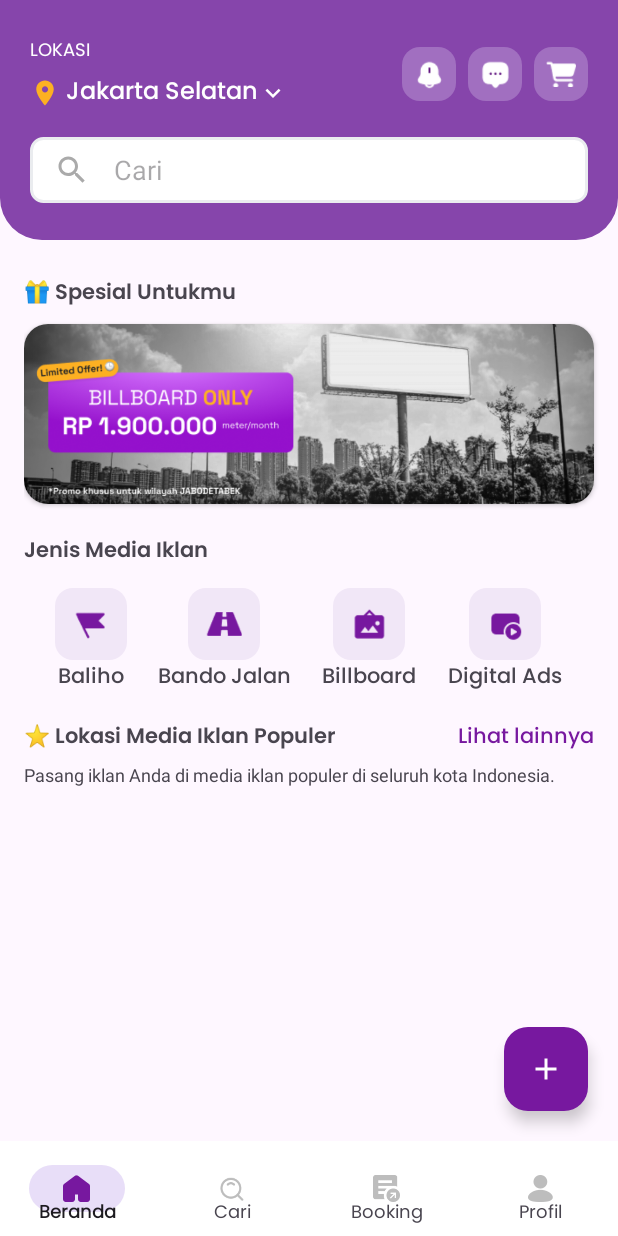
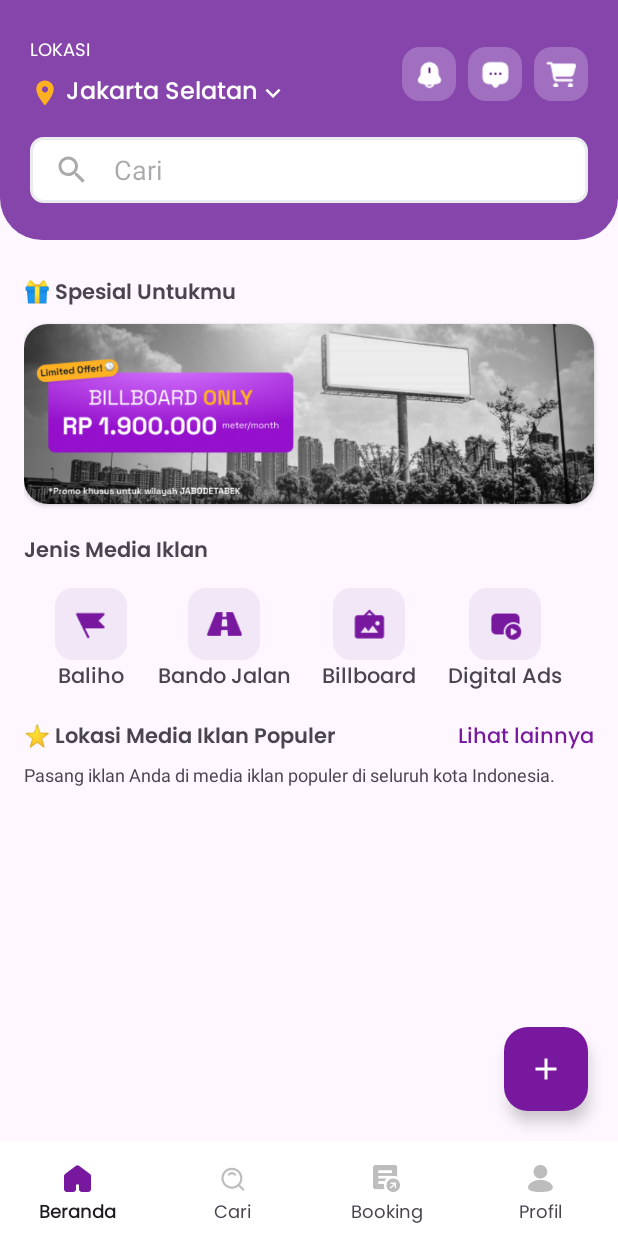
Before and after one commit to ExRonin/CapstoneProject, an Android app: the MainActivity screen opened directly, with no data from a screen before it, on a phone screen of 412 x 824 dp. Run offline under Robolectric (Android 15) with nearby library versions, the phone set to English and light mode, and no system bars; our stand-ins replace navigation-ui.

Commit message:
style: fix buttonnav,login,register

```diff
--- a/app/src/main/res/layout/activity_login.xml
+++ b/app/src/main/res/layout/activity_login.xml
@@ -91,7 +91,8 @@
             android:text="@string/masuk"
             android:textAllCaps="false"
             android:textColor="@color/white"
-            android:textSize="@dimen/body_1" />
+            android:textSize="@dimen/body_1"
+            app:backgroundTint="@null"/>
 
         <LinearLayout
             android:layout_width="match_parent"
--- a/app/src/main/res/layout/activity_main.xml
+++ b/app/src/main/res/layout/activity_main.xml
@@ -34,6 +34,10 @@
         app:layout_constraintBottom_toBottomOf="parent"
         app:layout_constraintEnd_toEndOf="parent"
         app:layout_constraintStart_toStartOf="parent"
-        app:menu="@menu/bottom_nav_menu" />
+        app:menu="@menu/bottom_nav_menu"
+        app:itemRippleColor="@color/white"
+        app:rippleColor="@color/white"
+        app:itemActiveIndicatorStyle="@android:color/transparent"
+       />
 
 </androidx.constraintlayout.widget.ConstraintLayout>
--- a/app/src/main/res/layout/activity_register.xml
+++ b/app/src/main/res/layout/activity_register.xml
@@ -127,7 +127,8 @@
             android:text="@string/daftar"
             android:textAllCaps="false"
             android:textColor="@color/white"
-            android:textSize="@dimen/body_1" />
+            android:textSize="@dimen/body_1"
+            app:backgroundTint="@null"/>
 
         <LinearLayout
             android:layout_width="match_parent"
--- a/app/src/main/res/values/themes.xml
+++ b/app/src/main/res/values/themes.xml
@@ -5,5 +5,6 @@
         <!-- <item name="colorPrimary">@color/my_light_primary</item> -->
     </style>
 
-    <style name="Theme.CapstoneProject" parent="Base.Theme.CapstoneProject" />
+    <style name="Theme.CapstoneProject" parent="Base.Theme.CapstoneProject">
+    </style>
 </resources>
```
Also changed, not shown: app/src/main/java/com/capstoneproject/ui/main/MainActivity.kt (+7 -7 lines).
